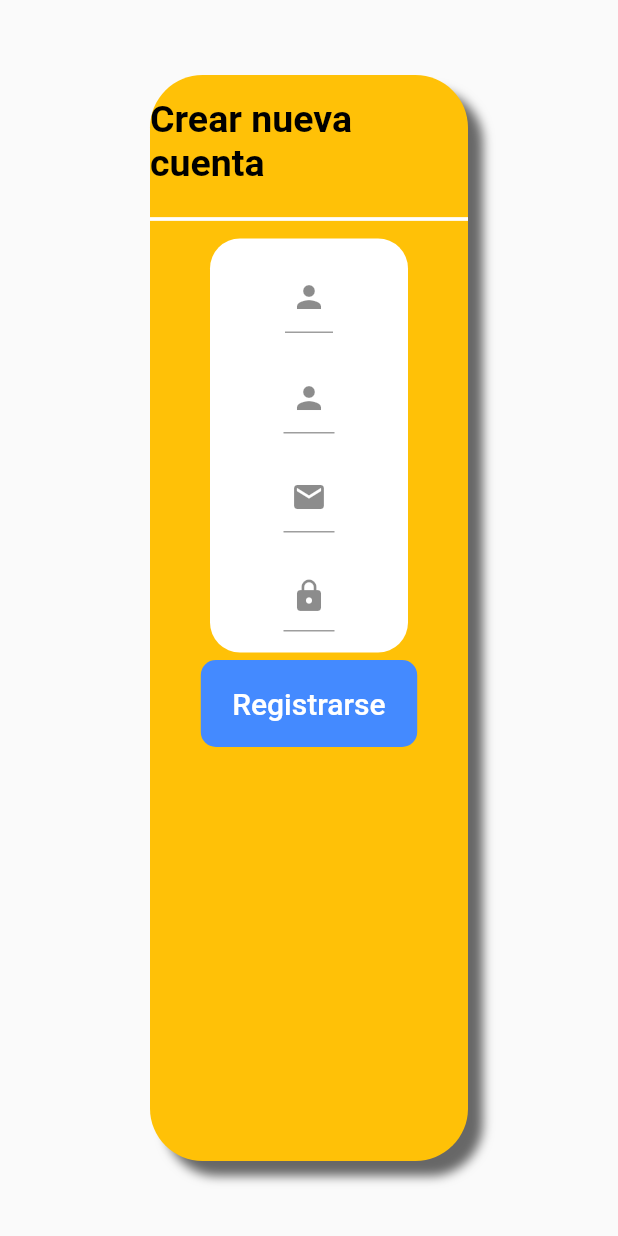
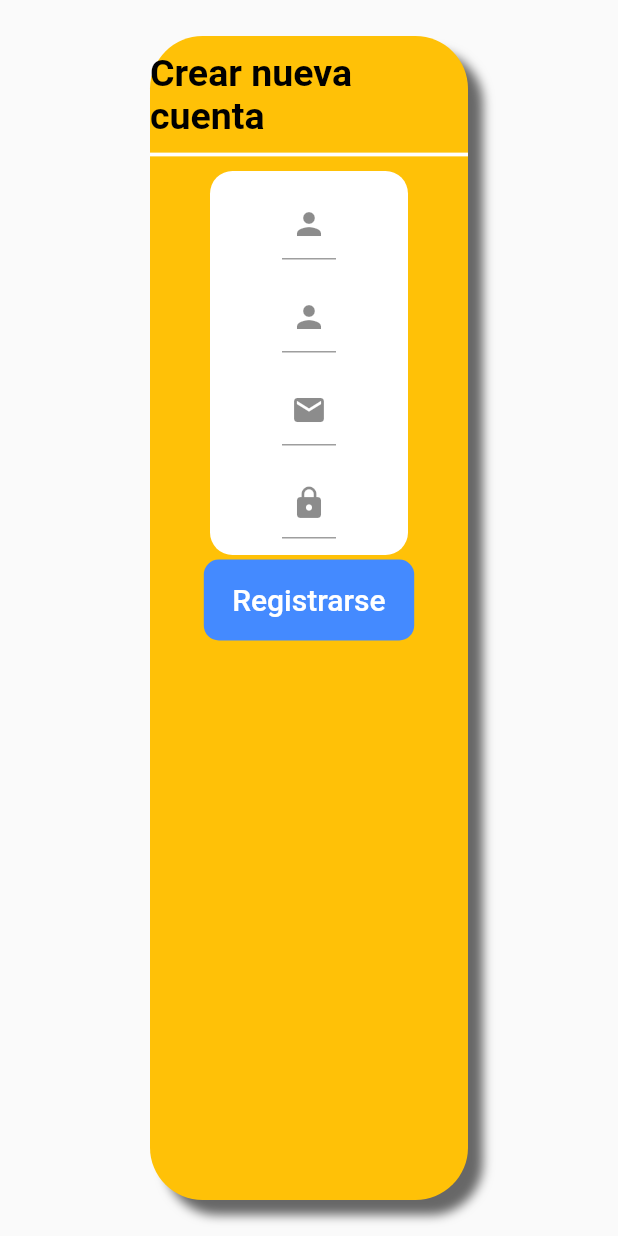
Before and after one commit to HuamanAngel/picktockapp, a Flutter app: the Registro widget shown alone on an empty page, opened directly, on a phone screen of 412 x 824 dp. Run offline on Flutter 3.47's test engine with Material 2 defaults, Android fonts, the phone set to English and light mode, and no system bars; our stand-ins replace flutter_svg, font_awesome_flutter, image_picker; accounts and stored records are empty; Roboto replaces fonts that are missing (Arial).

Commit message:
adaptacion de registro de usuario1

```diff
--- a/lib/ui/login/crear_usuario.dart
+++ b/lib/ui/login/crear_usuario.dart
@@ -36,10 +36,10 @@ class _RegistroUsuario extends State<Registro> {
               offset: Offset(10, 10))
         ],
       ),
-      margin: EdgeInsets.only(top: 50, left: 100, right: 100, bottom: 50),
+      margin: EdgeInsets.only(top: 24, left: 100, right: 100, bottom: 24),
       child: Column(children: [
         Padding(
-          padding: EdgeInsets.only(bottom: 15, top: 15),
+          padding: EdgeInsets.only(bottom: 3, top: 10),
           child: Text(
             "Crear nueva cuenta",
             style: TextStyle(
@@ -58,14 +58,16 @@ class _RegistroUsuario extends State<Registro> {
           key: _formKey,
           child: Column(
             children: <Widget>[
-              Container(
-                margin: EdgeInsets.only(top: 5, left: 40, right: 40, bottom: 5),
+              SingleChildScrollView(
+                child: Container(
+                  margin:
+                      EdgeInsets.only(top: 3, left: 40, right: 40, bottom: 3),
                   alignment: Alignment.center,
-                padding: EdgeInsets.all(5),
+                  padding: EdgeInsets.all(4),
                   decoration: BoxDecoration(
                     color: Colors.white,
                     borderRadius: BorderRadius.all(
-                      Radius.circular(20)), // set rounded corner radius
+                        Radius.circular(15)), // set rounded corner radius
                   ),
                   child: Column(
                     children: [
@@ -76,13 +78,14 @@ class _RegistroUsuario extends State<Registro> {
                     ],
                   ),
                 ),
+              ),
               Container(
                 //margin: EdgeInsets.only(top: 20),
                 decoration: BoxDecoration(
                   color: Colors.blueAccent,
                   borderRadius: BorderRadius.all(Radius.circular(10)),
                 ),
-                padding: EdgeInsets.all(5),
+                padding: EdgeInsets.all(3),
                 child: FlatButton(
                     child: Text(
                       "Registrarse",
@@ -119,8 +122,8 @@ class _RegistroUsuario extends State<Registro> {
 
 Widget CampotextoUser(TextEditingController controller) {
   return Container(
-    margin: EdgeInsets.only(top: 5, left: 40, right: 40, bottom: 5),
-    padding: EdgeInsets.all(5),
+    margin: EdgeInsets.only(top: 3, left: 40, right: 40, bottom: 3),
+    padding: EdgeInsets.all(4),
     decoration: BoxDecoration(
       color: Colors.white,
       // set rounded corner radius
@@ -146,7 +149,7 @@ Widget CampotextoUser(TextEditingController controller) {
 
 Widget CampotextoLastname(TextEditingController controller) {
   return Container(
-    margin: EdgeInsets.only(top: 5, left: 40, right: 40, bottom: 5),
+    margin: EdgeInsets.only(top: 3, left: 40, right: 40, bottom: 3),
     padding: EdgeInsets.all(4),
     decoration: BoxDecoration(
       color: Colors.white,
@@ -173,7 +176,7 @@ Widget CampotextoLastname(TextEditingController controller) {
 
 Widget CampotextoEmail(TextEditingController controller) {
   return Container(
-    margin: EdgeInsets.only(top: 5, left: 40, right: 40, bottom: 5),
+    margin: EdgeInsets.only(top: 3, left: 40, right: 40, bottom: 3),
     padding: EdgeInsets.all(4),
     decoration: BoxDecoration(
       color: Colors.white,
@@ -200,7 +203,7 @@ Widget CampotextoEmail(TextEditingController controller) {
 
 Widget CampotextoPassword(TextEditingController controller) {
   return Container(
-    margin: EdgeInsets.only(top: 5, left: 40, right: 40, bottom: 5),
+    margin: EdgeInsets.only(top: 3, left: 40, right: 40, bottom: 3),
     padding: EdgeInsets.all(4),
     decoration: BoxDecoration(
       color: Colors.white,
@@ -228,7 +231,7 @@ Widget CampotextoPassword(TextEditingController controller) {
 
 Widget CampotextoPasswordRepeat(TextEditingController controller) {
   return Container(
-    margin: EdgeInsets.only(top: 5, left: 40, right: 40, bottom: 5),
+    margin: EdgeInsets.only(top: 3, left: 40, right: 40, bottom: 3),
     padding: EdgeInsets.all(4),
     decoration: BoxDecoration(
       color: Colors.white,
```
Lines whose indentation alone changed are shown as unchanged.
